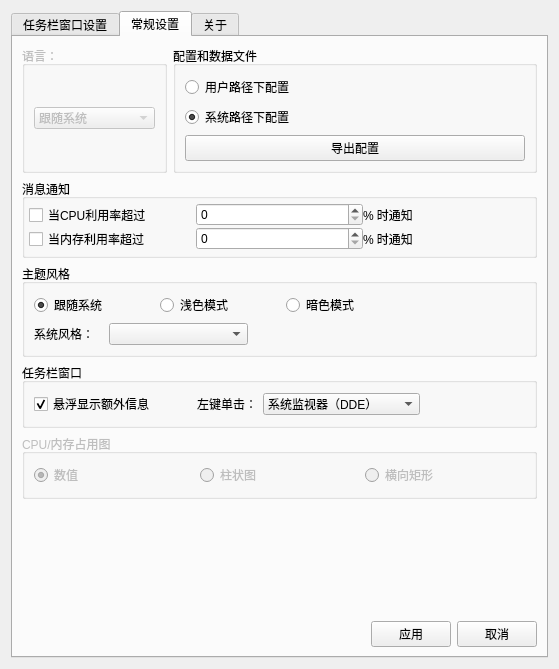
XMuli/NetSpeed, file dde-dock-plugin/WinDdeDockSetting.ui: the form before one commit.
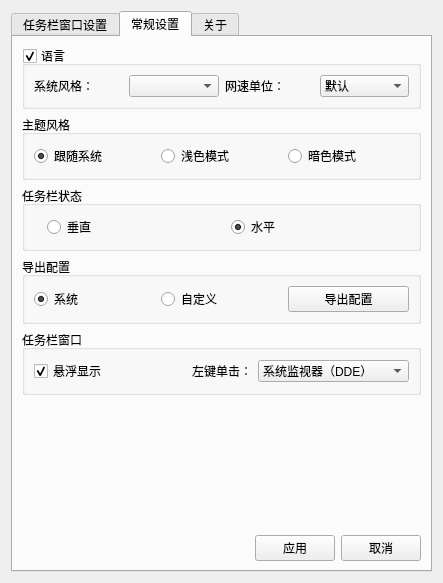
The form after the commit. The open tabs and pages were chosen to show the change. Icons and pictures are not drawn.

```diff
--- a/dde-dock-plugin/WinDdeDockSetting.ui
+++ b/dde-dock-plugin/WinDdeDockSetting.ui
@@ -6,8 +6,8 @@
    <rect>
     <x>0</x>
     <y>0</y>
-    <width>559</width>
-    <height>669</height>
+    <width>443</width>
+    <height>583</height>
    </rect>
   </property>
   <property name="windowTitle">
@@ -65,7 +65,7 @@
            </layout>
           </item>
           <item>
-           <layout class="QHBoxLayout" name="horizontalLayout_8" stretch="1,2">
+           <layout class="QHBoxLayout" name="horizontalLayout_8" stretch="1">
             <item>
              <layout class="QGridLayout" name="gridLayout_3">
               <property name="horizontalSpacing">
@@ -74,13 +74,6 @@
               <property name="verticalSpacing">
                <number>4</number>
               </property>
-              <item row="1" column="0">
-               <widget class="QLabel" name="label_45">
-                <property name="text">
-                 <string>文本颜色：</string>
-                </property>
-               </widget>
-              </item>
               <item row="0" column="0">
                <widget class="QLabel" name="label">
                 <property name="text">
@@ -88,13 +81,6 @@
                 </property>
                </widget>
               </item>
-              <item row="1" column="1">
-               <widget class="QLabel" name="labTextColor">
-                <property name="text">
-                 <string/>
-                </property>
-               </widget>
-              </item>
               <item row="0" column="1">
                <widget class="QLabel" name="labLabTextColor">
                 <property name="text">
@@ -102,116 +88,29 @@
                 </property>
                </widget>
               </item>
+              <item row="0" column="2">
+               <widget class="QLabel" name="label_45">
+                <property name="text">
+                 <string>文本颜色：</string>
+                </property>
+               </widget>
+              </item>
+              <item row="0" column="3">
+               <widget class="QLabel" name="labTextColor">
+                <property name="text">
+                 <string/>
+                </property>
+               </widget>
+              </item>
              </layout>
             </item>
-            <item>
-             <spacer name="horizontalSpacer">
-              <property name="orientation">
-               <enum>Qt::Horizontal</enum>
-              </property>
-              <property name="sizeHint" stdset="0">
-               <size>
-                <width>40</width>
-                <height>20</height>
-               </size>
-              </property>
-             </spacer>
-            </item>
            </layout>
           </item>
          </layout>
         </widget>
        </item>
        <item>
-        <layout class="QVBoxLayout" name="verticalLayout_12">
-         <item>
-          <widget class="QGroupBox" name="groupBox_8">
-           <property name="title">
-            <string>模式设置</string>
-           </property>
-           <layout class="QHBoxLayout" name="horizontalLayout_6" stretch="0,1,1,1,0,3,3">
-            <item>
-             <widget class="QLabel" name="label_41">
-              <property name="text">
-               <string>任务栏状态：</string>
-              </property>
-             </widget>
-            </item>
-            <item>
-             <widget class="QRadioButton" name="radioVertical">
-              <property name="text">
-               <string>垂直</string>
-              </property>
-             </widget>
-            </item>
-            <item>
-             <widget class="QRadioButton" name="radioHorizontal">
-              <property name="text">
-               <string>水平</string>
-              </property>
-              <property name="checked">
-               <bool>true</bool>
-              </property>
-             </widget>
-            </item>
-            <item>
-             <widget class="Line" name="line_2">
-              <property name="orientation">
-               <enum>Qt::Vertical</enum>
-              </property>
-             </widget>
-            </item>
-            <item>
-             <widget class="QLabel" name="label_42">
-              <property name="text">
-               <string>网速单位：</string>
-              </property>
-             </widget>
-            </item>
-            <item>
-             <widget class="QComboBox" name="comboBoxUnitModel">
-              <property name="duplicatesEnabled">
-               <bool>false</bool>
-              </property>
-              <item>
-               <property name="text">
-                <string>默认</string>
-               </property>
-              </item>
-              <item>
-               <property name="text">
-                <string>混合</string>
-               </property>
-              </item>
-              <item>
-               <property name="text">
-                <string>大写</string>
-               </property>
-              </item>
-              <item>
-               <property name="text">
-                <string>小写</string>
-               </property>
-              </item>
-             </widget>
-            </item>
-            <item>
-             <spacer name="horizontalSpacer_3">
-              <property name="orientation">
-               <enum>Qt::Horizontal</enum>
-              </property>
-              <property name="sizeHint" stdset="0">
-               <size>
-                <width>40</width>
-                <height>20</height>
-               </size>
-              </property>
-             </spacer>
-            </item>
-           </layout>
-          </widget>
-         </item>
-        </layout>
+        <layout class="QVBoxLayout" name="verticalLayout_12"/>
        </item>
        <item>
         <widget class="QGroupBox" name="groupBox_7">
@@ -230,20 +129,24 @@
             <property name="verticalSpacing">
              <number>4</number>
             </property>
-            <item row="0" column="5">
-             <widget class="QLineEdit" name="lineLabDiskRead">
+            <item row="1" column="1">
+             <widget class="QLineEdit" name="lineLabDown">
               <property name="text">
-               <string>↗:</string>
+               <string>↓:</string>
               </property>
              </widget>
             </item>
-            <item row="0" column="2">
-             <widget class="QLabel" name="label_34">
+            <item row="0" column="1">
+             <widget class="QLineEdit" name="lineLabUpload">
               <property name="text">
-               <string>CPU：</string>
+               <string>↑:</string>
               </property>
-              <property name="alignment">
-               <set>Qt::AlignRight|Qt::AlignTrailing|Qt::AlignVCenter</set>
+             </widget>
+            </item>
+            <item row="0" column="3">
+             <widget class="QLineEdit" name="lineLabCpu">
+              <property name="text">
+               <string>CPU:</string>
               </property>
              </widget>
             </item>
@@ -264,33 +167,6 @@
               </property>
              </widget>
             </item>
-            <item row="0" column="4">
-             <widget class="QLabel" name="label_35">
-              <property name="text">
-               <string>读取：</string>
-              </property>
-              <property name="alignment">
-               <set>Qt::AlignRight|Qt::AlignTrailing|Qt::AlignVCenter</set>
-              </property>
-             </widget>
-            </item>
-            <item row="1" column="4">
-             <widget class="QLabel" name="label_38">
-              <property name="text">
-               <string>写入：</string>
-              </property>
-              <property name="alignment">
-               <set>Qt::AlignCenter</set>
-              </property>
-             </widget>
-            </item>
-            <item row="1" column="1">
-             <widget class="QLineEdit" name="lineLabDown">
-              <property name="text">
-               <string>↓:</string>
-              </property>
-             </widget>
-            </item>
             <item row="1" column="2">
              <widget class="QLabel" name="label_37">
               <property name="text">
@@ -301,17 +177,13 @@
               </property>
              </widget>
             </item>
-            <item row="0" column="3">
-             <widget class="QLineEdit" name="lineLabCpu">
+            <item row="0" column="2">
+             <widget class="QLabel" name="label_34">
               <property name="text">
-               <string>CPU:</string>
+               <string>CPU：</string>
               </property>
-             </widget>
-            </item>
-            <item row="1" column="5">
-             <widget class="QLineEdit" name="lineLabDiskWrite">
-              <property name="text">
-               <string>↙:</string>
+              <property name="alignment">
+               <set>Qt::AlignRight|Qt::AlignTrailing|Qt::AlignVCenter</set>
               </property>
              </widget>
             </item>
@@ -325,13 +197,6 @@
               </property>
              </widget>
             </item>
-            <item row="0" column="1">
-             <widget class="QLineEdit" name="lineLabUpload">
-              <property name="text">
-               <string>↑:</string>
-              </property>
-             </widget>
-            </item>
            </layout>
           </item>
           <item>
@@ -339,6 +204,30 @@
             <property name="verticalSpacing">
              <number>4</number>
             </property>
+            <item row="1" column="1">
+             <widget class="QCheckBox" name="checkBoxLocationExchangeCPUAndMenory">
+              <property name="text">
+               <string>互换位置 [CPU/内存]</string>
+              </property>
+             </widget>
+            </item>
+            <item row="1" column="0">
+             <widget class="QCheckBox" name="checkBoxLocationExchangeNet">
+              <property name="text">
+               <string>互换位置 [上传/下载]</string>
+              </property>
+             </widget>
+            </item>
+            <item row="0" column="1">
+             <widget class="QCheckBox" name="checkBoxDisolayCPUAndMemory">
+              <property name="text">
+               <string>显示 [CPU/内存]</string>
+              </property>
+              <property name="checked">
+               <bool>true</bool>
+              </property>
+             </widget>
+            </item>
             <item row="0" column="0">
              <widget class="QCheckBox" name="checkBoxDisolayNet">
               <property name="enabled">
@@ -358,53 +247,6 @@
               </property>
              </widget>
             </item>
-            <item row="0" column="1">
-             <widget class="QCheckBox" name="checkBoxDisolayCPUAndMemory">
-              <property name="text">
-               <string>显示 [CPU/内存]</string>
-              </property>
-              <property name="checked">
-               <bool>true</bool>
-              </property>
-             </widget>
-            </item>
-            <item row="0" column="2">
-             <widget class="QCheckBox" name="checkBoxDisolayDisk">
-              <property name="enabled">
-               <bool>false</bool>
-              </property>
-              <property name="text">
-               <string>显示 [读取/写入]</string>
-              </property>
-              <property name="checked">
-               <bool>false</bool>
-              </property>
-             </widget>
-            </item>
-            <item row="1" column="0">
-             <widget class="QCheckBox" name="checkBoxLocationExchangeNet">
-              <property name="text">
-               <string>互换位置 [上传/下载]</string>
-              </property>
-             </widget>
-            </item>
-            <item row="1" column="1">
-             <widget class="QCheckBox" name="checkBoxLocationExchangeCPUAndMenory">
-              <property name="text">
-               <string>互换位置 [CPU/内存]</string>
-              </property>
-             </widget>
-            </item>
-            <item row="1" column="2">
-             <widget class="QCheckBox" name="checkBoxLocationExchangeDisk">
-              <property name="enabled">
-               <bool>false</bool>
-              </property>
-              <property name="text">
-               <string>互换位置 [读取/写入]</string>
-              </property>
-             </widget>
-            </item>
            </layout>
           </item>
           <item>
@@ -504,184 +346,68 @@
       <attribute name="title">
        <string>常规设置</string>
       </attribute>
-      <layout class="QVBoxLayout" name="verticalLayout_6">
+      <layout class="QVBoxLayout" name="verticalLayout">
        <item>
-        <layout class="QHBoxLayout" name="horizontalLayout_25" stretch="2,5">
-         <item>
-          <widget class="QGroupBox" name="groupBox_12">
-           <property name="enabled">
-            <bool>false</bool>
-           </property>
-           <property name="title">
-            <string>语言：</string>
-           </property>
-           <property name="flat">
-            <bool>false</bool>
-           </property>
-           <property name="checkable">
-            <bool>false</bool>
-           </property>
-           <property name="checked">
-            <bool>false</bool>
-           </property>
-           <layout class="QHBoxLayout" name="horizontalLayout_4" stretch="3">
-            <item>
-             <widget class="QComboBox" name="comboBoxLanguage">
-              <property name="enabled">
-               <bool>false</bool>
-              </property>
-              <property name="editable">
-               <bool>false</bool>
-              </property>
-              <property name="duplicatesEnabled">
-               <bool>false</bool>
-              </property>
-              <item>
-               <property name="text">
-                <string>跟随系统</string>
-               </property>
-              </item>
-              <item>
-               <property name="text">
-                <string>简体中文</string>
-               </property>
-              </item>
-              <item>
-               <property name="text">
-                <string>English</string>
-               </property>
-              </item>
-             </widget>
-            </item>
-           </layout>
-          </widget>
-         </item>
-         <item>
-          <widget class="QGroupBox" name="groupBox_13">
-           <property name="title">
-            <string>配置和数据文件</string>
-           </property>
-           <layout class="QVBoxLayout" name="verticalLayout">
-            <item>
-             <widget class="QRadioButton" name="radioCustomPath">
-              <property name="text">
-               <string>用户路径下配置</string>
-              </property>
-             </widget>
-            </item>
-            <item>
-             <widget class="QRadioButton" name="radioDefaultPath">
-              <property name="text">
-               <string>系统路径下配置</string>
-              </property>
-              <property name="checked">
-               <bool>true</bool>
-              </property>
-             </widget>
-            </item>
-            <item>
-             <widget class="QPushButton" name="btnExportData">
-              <property name="text">
-               <string>导出配置</string>
-              </property>
-             </widget>
-            </item>
-           </layout>
-          </widget>
-         </item>
-        </layout>
-       </item>
-       <item>
-        <widget class="QGroupBox" name="groupBox_14">
+        <widget class="QGroupBox" name="groupBox_12">
          <property name="enabled">
           <bool>true</bool>
          </property>
          <property name="title">
-          <string>消息通知</string>
+          <string>语言</string>
          </property>
-         <layout class="QVBoxLayout" name="verticalLayout_2">
-          <property name="spacing">
-           <number>0</number>
-          </property>
-          <property name="leftMargin">
-           <number>4</number>
-          </property>
-          <property name="topMargin">
-           <number>4</number>
-          </property>
-          <property name="rightMargin">
-           <number>4</number>
-          </property>
-          <property name="bottomMargin">
-           <number>4</number>
-          </property>
+         <property name="flat">
+          <bool>false</bool>
+         </property>
+         <property name="checkable">
+          <bool>true</bool>
+         </property>
+         <property name="checked">
+          <bool>true</bool>
+         </property>
+         <layout class="QHBoxLayout" name="horizontalLayout_9">
           <item>
-           <layout class="QHBoxLayout" name="horizontalLayout_10">
-            <property name="spacing">
-             <number>0</number>
+           <widget class="QLabel" name="label_53">
+            <property name="text">
+             <string>系统风格：</string>
             </property>
-            <item>
-             <widget class="QCheckBox" name="checkBoxCpuOver">
-              <property name="text">
-               <string>当CPU利用率超过</string>
-              </property>
-             </widget>
-            </item>
-            <item>
-             <widget class="QSpinBox" name="spinBoxCpuOverNum">
-              <property name="maximum">
-               <number>100</number>
-              </property>
-              <property name="singleStep">
-               <number>10</number>
-              </property>
-              <property name="value">
-               <number>0</number>
-              </property>
-             </widget>
-            </item>
-            <item>
-             <widget class="QLabel" name="label_51">
-              <property name="text">
-               <string>% 时通知</string>
-              </property>
-             </widget>
-            </item>
-           </layout>
+           </widget>
           </item>
           <item>
-           <layout class="QHBoxLayout" name="horizontalLayout_9">
-            <property name="spacing">
-             <number>0</number>
+           <widget class="QComboBox" name="comboBoxStyle"/>
+          </item>
+          <item>
+           <widget class="QLabel" name="label_42">
+            <property name="text">
+             <string>网速单位：</string>
             </property>
+           </widget>
+          </item>
+          <item>
+           <widget class="QComboBox" name="comboBoxUnitModel">
+            <property name="duplicatesEnabled">
+             <bool>false</bool>
+            </property>
             <item>
-             <widget class="QCheckBox" name="checkBoxMemOver">
-              <property name="text">
-               <string>当内存利用率超过</string>
-              </property>
-             </widget>
+             <property name="text">
+              <string>默认</string>
+             </property>
             </item>
             <item>
-             <widget class="QSpinBox" name="spinBoxMemOverNum">
-              <property name="maximum">
-               <number>100</number>
-              </property>
-              <property name="singleStep">
-               <number>10</number>
-              </property>
-              <property name="value">
-               <number>0</number>
-              </property>
-             </widget>
+             <property name="text">
+              <string>混合</string>
+             </property>
             </item>
             <item>
-             <widget class="QLabel" name="label_54">
-              <property name="text">
-               <string>% 时通知</string>
-              </property>
-             </widget>
+             <property name="text">
+              <string>大写</string>
+             </property>
             </item>
-           </layout>
+            <item>
+             <property name="text">
+              <string>小写</string>
+             </property>
+            </item>
+           </widget>
           </item>
          </layout>
         </widget>
@@ -697,80 +423,102 @@
          <property name="checked">
           <bool>false</bool>
          </property>
-         <layout class="QVBoxLayout" name="verticalLayout_22">
+         <layout class="QHBoxLayout" name="horizontalLayout_4">
           <item>
-           <layout class="QHBoxLayout" name="horizontalLayout_28" stretch="1,1,1,1">
-            <item>
-             <widget class="QRadioButton" name="radioButtonSystem">
-              <property name="text">
-               <string>跟随系统</string>
-              </property>
-              <property name="checked">
-               <bool>true</bool>
-              </property>
-             </widget>
-            </item>
-            <item>
-             <widget class="QRadioButton" name="radioButtonLight">
-              <property name="text">
-               <string>浅色模式</string>
-              </property>
-              <property name="checkable">
-               <bool>true</bool>
-              </property>
-              <property name="checked">
-               <bool>false</bool>
-              </property>
-             </widget>
-            </item>
-            <item>
-             <widget class="QRadioButton" name="radioButtonDark">
-              <property name="text">
-               <string>暗色模式</string>
-              </property>
-             </widget>
-            </item>
-            <item>
-             <spacer name="horizontalSpacer_16">
-              <property name="orientation">
-               <enum>Qt::Horizontal</enum>
-              </property>
-              <property name="sizeHint" stdset="0">
-               <size>
-                <width>40</width>
-                <height>20</height>
-               </size>
-              </property>
-             </spacer>
-            </item>
-           </layout>
+           <widget class="QRadioButton" name="radioButtonSystem">
+            <property name="text">
+             <string>跟随系统</string>
+            </property>
+            <property name="checked">
+             <bool>true</bool>
+            </property>
+           </widget>
           </item>
           <item>
-           <layout class="QHBoxLayout" name="horizontalLayout_27" stretch="1,2,4">
-            <item>
-             <widget class="QLabel" name="label_53">
-              <property name="text">
-               <string>系统风格：</string>
-              </property>
-             </widget>
-            </item>
-            <item>
-             <widget class="QComboBox" name="comboBoxStyle"/>
-            </item>
-            <item>
-             <spacer name="horizontalSpacer_13">
-              <property name="orientation">
-               <enum>Qt::Horizontal</enum>
-              </property>
-              <property name="sizeHint" stdset="0">
-               <size>
-                <width>40</width>
-                <height>20</height>
-               </size>
-              </property>
-             </spacer>
-            </item>
-           </layout>
+           <widget class="QRadioButton" name="radioButtonLight">
+            <property name="text">
+             <string>浅色模式</string>
+            </property>
+            <property name="checkable">
+             <bool>true</bool>
+            </property>
+            <property name="checked">
+             <bool>false</bool>
+            </property>
+           </widget>
+          </item>
+          <item>
+           <widget class="QRadioButton" name="radioButtonDark">
+            <property name="text">
+             <string>暗色模式</string>
+            </property>
+           </widget>
+          </item>
+         </layout>
+        </widget>
+       </item>
+       <item>
+        <widget class="QGroupBox" name="groupBox_8">
+         <property name="title">
+          <string>任务栏状态</string>
+         </property>
+         <layout class="QHBoxLayout" name="horizontalLayout_6" stretch="0,1,1">
+          <item>
+           <widget class="QLabel" name="label_41">
+            <property name="text">
+             <string/>
+            </property>
+           </widget>
+          </item>
+          <item>
+           <widget class="QRadioButton" name="radioVertical">
+            <property name="text">
+             <string>垂直</string>
+            </property>
+           </widget>
+          </item>
+          <item>
+           <widget class="QRadioButton" name="radioHorizontal">
+            <property name="text">
+             <string>水平</string>
+            </property>
+            <property name="checked">
+             <bool>true</bool>
+            </property>
+           </widget>
+          </item>
+         </layout>
+        </widget>
+       </item>
+       <item>
+        <widget class="QGroupBox" name="groupBox_13">
+         <property name="title">
+          <string>导出配置</string>
+         </property>
+         <layout class="QHBoxLayout" name="horizontalLayout_3">
+          <item>
+           <widget class="QRadioButton" name="radioDefaultPath">
+            <property name="text">
+             <string>系统</string>
+            </property>
+            <property name="checked">
+             <bool>true</bool>
+            </property>
+           </widget>
+          </item>
+          <item>
+           <widget class="QRadioButton" name="radioCustomPath">
+            <property name="text">
+             <string>自定义</string>
+            </property>
+           </widget>
+          </item>
+          <item>
+           <widget class="QPushButton" name="btnExportData">
+            <property name="text">
+             <string>导出配置</string>
+            </property>
+           </widget>
           </item>
          </layout>
         </widget>
@@ -780,11 +528,11 @@
          <property name="title">
           <string>任务栏窗口</string>
          </property>
-         <layout class="QHBoxLayout" name="horizontalLayout_7" stretch="3,1,3,2">
+         <layout class="QHBoxLayout" name="horizontalLayout_7" stretch="3,1,3">
           <item>
            <widget class="QCheckBox" name="checkBoxHoverDisplay">
             <property name="text">
-             <string>悬浮显示额外信息</string>
+             <string>悬浮显示</string>
             </property>
             <property name="checked">
              <bool>true</bool>
@@ -818,70 +566,6 @@
               <string>系统监视器（DDE）</string>
              </property>
             </item>
-           </widget>
-          </item>
-          <item>
-           <spacer name="horizontalSpacer_10">
-            <property name="orientation">
-             <enum>Qt::Horizontal</enum>
-            </property>
-            <property name="sizeHint" stdset="0">
-             <size>
-              <width>40</width>
-              <height>20</height>
-             </size>
-            </property>
-           </spacer>
-          </item>
-         </layout>
-        </widget>
-       </item>
-       <item>
-        <widget class="QGroupBox" name="groupBoxShowModel">
-         <property name="enabled">
-          <bool>false</bool>
-         </property>
-         <property name="title">
-          <string>CPU/内存占用图</string>
-         </property>
-         <property name="flat">
-          <bool>false</bool>
-         </property>
-         <property name="checkable">
-          <bool>false</bool>
-         </property>
-         <property name="checked">
-          <bool>false</bool>
-         </property>
-         <layout class="QGridLayout" name="gridLayout">
-          <item row="0" column="0">
-           <widget class="QRadioButton" name="radioButtonNumber">
-            <property name="text">
-             <string>数值</string>
-            </property>
-            <property name="checked">
-             <bool>true</bool>
-            </property>
-           </widget>
-          </item>
-          <item row="0" column="2">
-           <widget class="QRadioButton" name="radioButtonStripes">
-            <property name="text">
-             <string>横向矩形</string>
-            </property>
-           </widget>
-          </item>
-          <item row="0" column="1">
-           <widget class="QRadioButton" name="radioButtonColumn">
-            <property name="text">
-             <string>柱状图</string>
-            </property>
-            <property name="checkable">
-             <bool>true</bool>
-            </property>
-            <property name="checked">
-             <bool>false</bool>
-            </property>
            </widget>
           </item>
          </layout>
```
